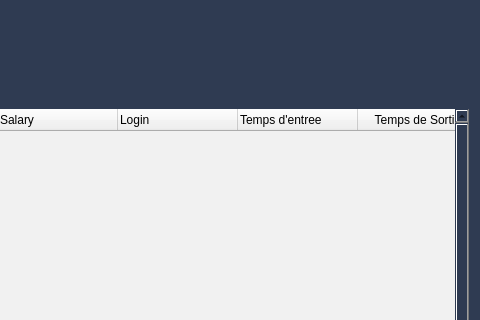
Above: employee.ui from HyperDarkmoon/TVEmpire before the change; both pictures show x 491 to 971 and y 0 to 320 of the 971 by 560 pixel window. Below: the same form after it.
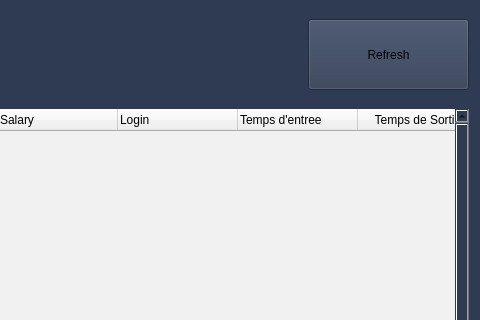
That is the form after the change. Icons and pictures are not drawn.

```diff
--- a/employee.ui
+++ b/employee.ui
@@ -1001,6 +1001,471 @@
      </size>
     </property>
    </widget>
+   <widget class="QPushButton" name="add_btn_3">
+    <property name="geometry">
+     <rect>
+      <x>800</x>
+      <y>20</y>
+      <width>161</width>
+      <height>71</height>
+     </rect>
+    </property>
+    <property name="palette">
+     <palette>
+      <active>
+       <colorrole role="WindowText">
+        <brush brushstyle="SolidPattern">
+         <color alpha="255">
+          <red>0</red>
+          <green>0</green>
+          <blue>0</blue>
+         </color>
+        </brush>
+       </colorrole>
+       <colorrole role="Button">
+        <brush brushstyle="SolidPattern">
+         <color alpha="255">
+          <red>47</red>
+          <green>59</green>
+          <blue>82</blue>
+         </color>
+        </brush>
+       </colorrole>
+       <colorrole role="Light">
+        <brush brushstyle="SolidPattern">
+         <color alpha="255">
+          <red>255</red>
+          <green>255</green>
+          <blue>255</blue>
+         </color>
+        </brush>
+       </colorrole>
+       <colorrole role="Midlight">
+        <brush brushstyle="SolidPattern">
+         <color alpha="255">
+          <red>255</red>
+          <green>255</green>
+          <blue>255</blue>
+         </color>
+        </brush>
+       </colorrole>
+       <colorrole role="Dark">
+        <brush brushstyle="SolidPattern">
+         <color alpha="255">
+          <red>127</red>
+          <green>127</green>
+          <blue>127</blue>
+         </color>
+        </brush>
+       </colorrole>
+       <colorrole role="Mid">
+        <brush brushstyle="SolidPattern">
+         <color alpha="255">
+          <red>170</red>
+          <green>170</green>
+          <blue>170</blue>
+         </color>
+        </brush>
+       </colorrole>
+       <colorrole role="Text">
+        <brush brushstyle="SolidPattern">
+         <color alpha="255">
+          <red>0</red>
+          <green>0</green>
+          <blue>0</blue>
+         </color>
+        </brush>
+       </colorrole>
+       <colorrole role="BrightText">
+        <brush brushstyle="SolidPattern">
+         <color alpha="255">
+          <red>255</red>
+          <green>255</green>
+          <blue>255</blue>
+         </color>
+        </brush>
+       </colorrole>
+       <colorrole role="ButtonText">
+        <brush brushstyle="SolidPattern">
+         <color alpha="255">
+          <red>0</red>
+          <green>0</green>
+          <blue>0</blue>
+         </color>
+        </brush>
+       </colorrole>
+       <colorrole role="Base">
+        <brush brushstyle="SolidPattern">
+         <color alpha="255">
+          <red>47</red>
+          <green>59</green>
+          <blue>82</blue>
+         </color>
+        </brush>
+       </colorrole>
+       <colorrole role="Window">
+        <brush brushstyle="SolidPattern">
+         <color alpha="255">
+          <red>47</red>
+          <green>59</green>
+          <blue>82</blue>
+         </color>
+        </brush>
+       </colorrole>
+       <colorrole role="Shadow">
+        <brush brushstyle="SolidPattern">
+         <color alpha="255">
+          <red>0</red>
+          <green>0</green>
+          <blue>0</blue>
+         </color>
+        </brush>
+       </colorrole>
+       <colorrole role="AlternateBase">
+        <brush brushstyle="SolidPattern">
+         <color alpha="255">
+          <red>255</red>
+          <green>255</green>
+          <blue>255</blue>
+         </color>
+        </brush>
+       </colorrole>
+       <colorrole role="ToolTipBase">
+        <brush brushstyle="SolidPattern">
+         <color alpha="255">
+          <red>255</red>
+          <green>255</green>
+          <blue>220</blue>
+         </color>
+        </brush>
+       </colorrole>
+       <colorrole role="ToolTipText">
+        <brush brushstyle="SolidPattern">
+         <color alpha="255">
+          <red>0</red>
+          <green>0</green>
+          <blue>0</blue>
+         </color>
+        </brush>
+       </colorrole>
+       <colorrole role="PlaceholderText">
+        <brush brushstyle="SolidPattern">
+         <color alpha="128">
+          <red>0</red>
+          <green>0</green>
+          <blue>0</blue>
+         </color>
+        </brush>
+       </colorrole>
+      </active>
+      <inactive>
+       <colorrole role="WindowText">
+        <brush brushstyle="SolidPattern">
+         <color alpha="255">
+          <red>0</red>
+          <green>0</green>
+          <blue>0</blue>
+         </color>
+        </brush>
+       </colorrole>
+       <colorrole role="Button">
+        <brush brushstyle="SolidPattern">
+         <color alpha="255">
+          <red>47</red>
+          <green>59</green>
+          <blue>82</blue>
+         </color>
+        </brush>
+       </colorrole>
+       <colorrole role="Light">
+        <brush brushstyle="SolidPattern">
+         <color alpha="255">
+          <red>255</red>
+          <green>255</green>
+          <blue>255</blue>
+         </color>
+        </brush>
+       </colorrole>
+       <colorrole role="Midlight">
+        <brush brushstyle="SolidPattern">
+         <color alpha="255">
+          <red>255</red>
+          <green>255</green>
+          <blue>255</blue>
+         </color>
+        </brush>
+       </colorrole>
+       <colorrole role="Dark">
+        <brush brushstyle="SolidPattern">
+         <color alpha="255">
+          <red>127</red>
+          <green>127</green>
+          <blue>127</blue>
+         </color>
+        </brush>
+       </colorrole>
+       <colorrole role="Mid">
+        <brush brushstyle="SolidPattern">
+         <color alpha="255">
+          <red>170</red>
+          <green>170</green>
+          <blue>170</blue>
+         </color>
+        </brush>
+       </colorrole>
+       <colorrole role="Text">
+        <brush brushstyle="SolidPattern">
+         <color alpha="255">
+          <red>0</red>
+          <green>0</green>
+          <blue>0</blue>
+         </color>
+        </brush>
+       </colorrole>
+       <colorrole role="BrightText">
+        <brush brushstyle="SolidPattern">
+         <color alpha="255">
+          <red>255</red>
+          <green>255</green>
+          <blue>255</blue>
+         </color>
+        </brush>
+       </colorrole>
+       <colorrole role="ButtonText">
+        <brush brushstyle="SolidPattern">
+         <color alpha="255">
+          <red>0</red>
+          <green>0</green>
+          <blue>0</blue>
+         </color>
+        </brush>
+       </colorrole>
+       <colorrole role="Base">
+        <brush brushstyle="SolidPattern">
+         <color alpha="255">
+          <red>47</red>
+          <green>59</green>
+          <blue>82</blue>
+         </color>
+        </brush>
+       </colorrole>
+       <colorrole role="Window">
+        <brush brushstyle="SolidPattern">
+         <color alpha="255">
+          <red>47</red>
+          <green>59</green>
+          <blue>82</blue>
+         </color>
+        </brush>
+       </colorrole>
+       <colorrole role="Shadow">
+        <brush brushstyle="SolidPattern">
+         <color alpha="255">
+          <red>0</red>
+          <green>0</green>
+          <blue>0</blue>
+         </color>
+        </brush>
+       </colorrole>
+       <colorrole role="AlternateBase">
+        <brush brushstyle="SolidPattern">
+         <color alpha="255">
+          <red>255</red>
+          <green>255</green>
+          <blue>255</blue>
+         </color>
+        </brush>
+       </colorrole>
+       <colorrole role="ToolTipBase">
+        <brush brushstyle="SolidPattern">
+         <color alpha="255">
+          <red>255</red>
+          <green>255</green>
+          <blue>220</blue>
+         </color>
+        </brush>
+       </colorrole>
+       <colorrole role="ToolTipText">
+        <brush brushstyle="SolidPattern">
+         <color alpha="255">
+          <red>0</red>
+          <green>0</green>
+          <blue>0</blue>
+         </color>
+        </brush>
+       </colorrole>
+       <colorrole role="PlaceholderText">
+        <brush brushstyle="SolidPattern">
+         <color alpha="128">
+          <red>0</red>
+          <green>0</green>
+          <blue>0</blue>
+         </color>
+        </brush>
+       </colorrole>
+      </inactive>
+      <disabled>
+       <colorrole role="WindowText">
+        <brush brushstyle="SolidPattern">
+         <color alpha="255">
+          <red>127</red>
+          <green>127</green>
+          <blue>127</blue>
+         </color>
+        </brush>
+       </colorrole>
+       <colorrole role="Button">
+        <brush brushstyle="SolidPattern">
+         <color alpha="255">
+          <red>47</red>
+          <green>59</green>
+          <blue>82</blue>
+         </color>
+        </brush>
+       </colorrole>
+       <colorrole role="Light">
+        <brush brushstyle="SolidPattern">
+         <color alpha="255">
+          <red>255</red>
+          <green>255</green>
+          <blue>255</blue>
+         </color>
+        </brush>
+       </colorrole>
+       <colorrole role="Midlight">
+        <brush brushstyle="SolidPattern">
+         <color alpha="255">
+          <red>255</red>
+          <green>255</green>
+          <blue>255</blue>
+         </color>
+        </brush>
+       </colorrole>
+       <colorrole role="Dark">
+        <brush brushstyle="SolidPattern">
+         <color alpha="255">
+          <red>127</red>
+          <green>127</green>
+          <blue>127</blue>
+         </color>
+        </brush>
+       </colorrole>
+       <colorrole role="Mid">
+        <brush brushstyle="SolidPattern">
+         <color alpha="255">
+          <red>170</red>
+          <green>170</green>
+          <blue>170</blue>
+         </color>
+        </brush>
+       </colorrole>
+       <colorrole role="Text">
+        <brush brushstyle="SolidPattern">
+         <color alpha="255">
+          <red>127</red>
+          <green>127</green>
+          <blue>127</blue>
+         </color>
+        </brush>
+       </colorrole>
+       <colorrole role="BrightText">
+        <brush brushstyle="SolidPattern">
+         <color alpha="255">
+          <red>255</red>
+          <green>255</green>
+          <blue>255</blue>
+         </color>
+        </brush>
+       </colorrole>
+       <colorrole role="ButtonText">
+        <brush brushstyle="SolidPattern">
+         <color alpha="255">
+          <red>127</red>
+          <green>127</green>
+          <blue>127</blue>
+         </color>
+        </brush>
+       </colorrole>
+       <colorrole role="Base">
+        <brush brushstyle="SolidPattern">
+         <color alpha="255">
+          <red>47</red>
+          <green>59</green>
+          <blue>82</blue>
+         </color>
+        </brush>
+       </colorrole>
+       <colorrole role="Window">
+        <brush brushstyle="SolidPattern">
+         <color alpha="255">
+          <red>47</red>
+          <green>59</green>
+          <blue>82</blue>
+         </color>
+        </brush>
+       </colorrole>
+       <colorrole role="Shadow">
+        <brush brushstyle="SolidPattern">
+         <color alpha="255">
+          <red>0</red>
+          <green>0</green>
+          <blue>0</blue>
+         </color>
+        </brush>
+       </colorrole>
+       <colorrole role="AlternateBase">
+        <brush brushstyle="SolidPattern">
+         <color alpha="255">
+          <red>255</red>
+          <green>255</green>
+          <blue>255</blue>
+         </color>
+        </brush>
+       </colorrole>
+       <colorrole role="ToolTipBase">
+        <brush brushstyle="SolidPattern">
+         <color alpha="255">
+          <red>255</red>
+          <green>255</green>
+          <blue>220</blue>
+         </color>
+        </brush>
+       </colorrole>
+       <colorrole role="ToolTipText">
+        <brush brushstyle="SolidPattern">
+         <color alpha="255">
+          <red>0</red>
+          <green>0</green>
+          <blue>0</blue>
+         </color>
+        </brush>
+       </colorrole>
+       <colorrole role="PlaceholderText">
+        <brush brushstyle="SolidPattern">
+         <color alpha="128">
+          <red>0</red>
+          <green>0</green>
+          <blue>0</blue>
+         </color>
+        </brush>
+       </colorrole>
+      </disabled>
+     </palette>
+    </property>
+    <property name="text">
+     <string>Refresh</string>
+    </property>
+    <property name="icon">
+     <iconset>
+      <normaloff>../../../Desktop/#017_Students information system/icons/add.svg</normaloff>../../../Desktop/#017_Students information system/icons/add.svg</iconset>
+    </property>
+    <property name="iconSize">
+     <size>
+      <width>20</width>
+      <height>20</height>
+     </size>
+    </property>
+   </widget>
   </widget>
  </widget>
  <resources/>
```
Left out of the diff: 336 changed lines with no effect on the pictures.
